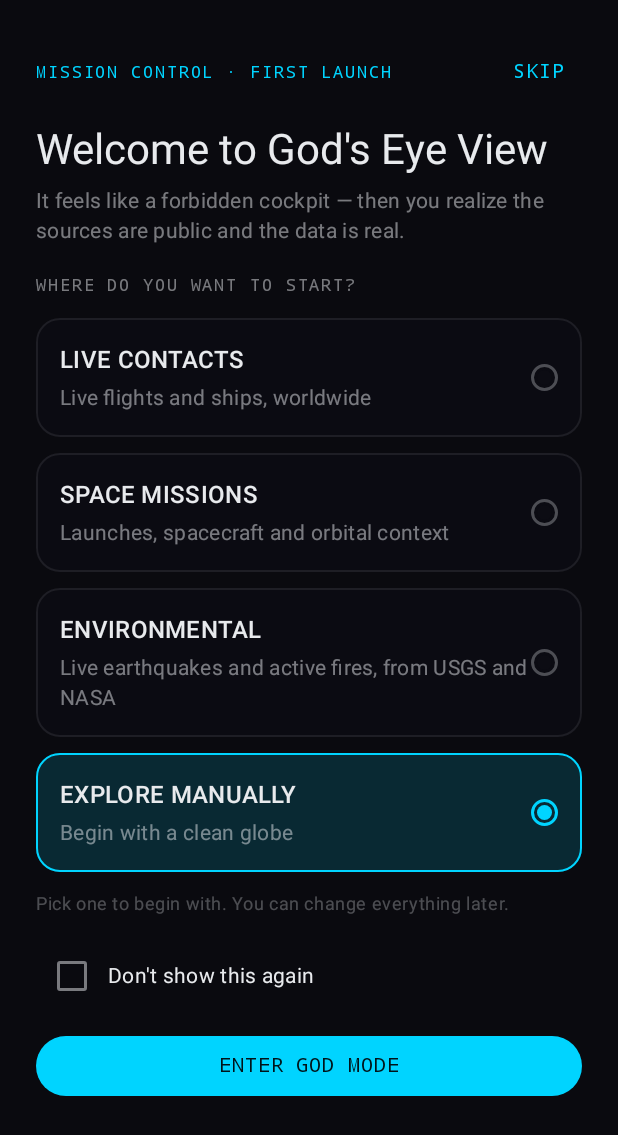
After one commit to brandonmathew/GodsEyeView-Android, an Android app built with Jetpack Compose: the composable MissionPickerScreen shown on its own in the app's theme, on a phone screen of 412 x 824 dp. The commit adds this screen. Shown: the top 1135 px of the screen. Run offline under Robolectric (Android 15) with nearby library versions, the phone set to English and light mode, and no system bars; network calls fail.

Commit message:
feat: first-run mission picker from upstream WelcomeView
Changes:
- New firstrun package: MissionPickerScreen modelled on upstream
  v0.3.0 WelcomeView.vue (MISSION CONTROL · FIRST LAUNCH kicker, the
  original lead line, mission tiles, ENTER GOD MODE, SKIP, Don't show
  this again) with the four missions from plan Q20: Live Contacts,
  Space Missions, Environmental, Explore Manually
- FirstRunStore persists the chosen mission and its layer preset
  (upstream FIRST_RUN_MISSIONS: space-missions -> rocket-launches,
  environmental -> earthquakes + local-firms; live contacts -> flights
  + ais-live-vessels); show policy matches upstream: the picker
  returns each launch until Don't show this again is ticked
- LayerManager.applyPreset enables registered layers in the preset;
  applied at launch and on ENTER, so Stage 2+ layers pick the preset
  up as they register

Refs #10

```diff
--- a/app/src/main/java/com/godseyeview/MainActivity.kt
+++ b/app/src/main/java/com/godseyeview/MainActivity.kt
@@ -180,6 +180,14 @@ private fun GlobeScreen() {
             registry = com.godseyeview.layerapi.LayerRegistry(),
             controller = controller,
         )
+    }
+    /* First-run mission picker (issue #10, Q20): shown until the user
+       ticks "Don't show this again" (upstream's show policy); the chosen
+       mission's layer preset is stored and applied at every launch. */
+    val firstRunStore = remember { com.godseyeview.firstrun.FirstRunStore(context) }
+    var showFirstRun by remember { mutableStateOf(firstRunStore.shouldShow()) }
+    androidx.compose.runtime.LaunchedEffect(Unit) {
+        layerManager.applyPreset(firstRunStore.presetLayerIds())
     }
     /* Stage 5 in-app updater (issue #54, plan Q23): silent check once per
        launch; Settings can re-check manually, and switching the channel
@@ -550,6 +558,20 @@ private fun GlobeScreen() {
                 onBack = { showCredits = false },
             )
         }
+        if (showFirstRun) {
+            com.godseyeview.firstrun.MissionPickerScreen(
+                initialMission = firstRunStore.chosenMission(),
+                onEnter = { mission, suppress ->
+                    firstRunStore.choose(mission, suppress)
+                    layerManager.applyPreset(mission.layerIds)
+                    showFirstRun = false
+                },
+                onSkip = { suppress ->
+                    firstRunStore.dismiss(suppress)
+                    showFirstRun = false
+                },
+            )
+        }
         if (showDiagnostics) {
             val reportText = buildString {
                 append(diagnostics ?: stringResource(R.string.diagnostics_none))
--- /dev/null
+++ b/app/src/main/java/com/godseyeview/firstrun/FirstRunStore.kt
@@ -0,0 +1,58 @@
+package com.godseyeview.firstrun
+
+import android.content.Context
+
+/** First-run missions, from upstream v0.3.0's firstRunExperience.js
+ *  FIRST_RUN_MISSIONS plus the Live Contacts start named in the v2 plan
+ *  (Q20). Each mission is a layer preset: the layer ids it switches on.
+ *  The layers themselves arrive in Stage 2+; the preset is stored now
+ *  and applied to the registry as layers register. */
+enum class Mission(val id: String, val layerIds: List<String>) {
+    LIVE_CONTACTS("live-contacts", listOf("flights", "ais-live-vessels")),
+    SPACE_MISSIONS("space-missions", listOf("rocket-launches")),
+    ENVIRONMENTAL("environmental", listOf("earthquakes", "local-firms")),
+    EXPLORE("explore", emptyList()),
+    ;
+
+    companion object {
+        fun fromId(id: String?): Mission =
+            entries.firstOrNull { it.id == id } ?: EXPLORE
+    }
+}
+
+/** First-run state (Q20). Upstream's show policy (firstRunExperience.js):
+ *  the launcher returns every session until "Don't show this again" is
+ *  ticked. Choosing a mission always persists the choice + its preset;
+ *  only the suppress flag stops the picker coming back. Plain
+ *  SharedPreferences — nothing here is secret. */
+class FirstRunStore(context: Context) {
+    private val prefs = context.getSharedPreferences(PREFS_NAME, Context.MODE_PRIVATE)
+
+    fun shouldShow(): Boolean = !prefs.getBoolean(KEY_SUPPRESSED, false)
+
+    fun chosenMission(): Mission = Mission.fromId(prefs.getString(KEY_MISSION, null))
+
+    fun presetLayerIds(): List<String> = chosenMission().layerIds
+
+    /** ENTER GOD MODE: persist the mission + preset; suppress only when
+     *  the "Don't show this again" box was ticked. */
+    fun choose(mission: Mission, suppress: Boolean) {
+        prefs.edit().apply {
+            putString(KEY_MISSION, mission.id)
+            if (suppress) putBoolean(KEY_SUPPRESSED, true)
+        }.apply()
+    }
+
+    /** SKIP: dismisses for this session; suppresses only when ticked. */
+    fun dismiss(suppress: Boolean) {
+        if (suppress) {
+            prefs.edit().putBoolean(KEY_SUPPRESSED, true).apply()
+        }
+    }
+
+    private companion object {
+        const val PREFS_NAME = "first_run"
+        const val KEY_MISSION = "mission"
+        const val KEY_SUPPRESSED = "suppressed"
+    }
+}
--- /dev/null
+++ b/app/src/main/java/com/godseyeview/firstrun/MissionPickerScreen.kt
@@ -0,0 +1,194 @@
+package com.godseyeview.firstrun
+
+import androidx.compose.foundation.background
+import androidx.compose.foundation.border
+import androidx.compose.foundation.clickable
+import androidx.compose.foundation.layout.Box
+import androidx.compose.foundation.layout.Column
+import androidx.compose.foundation.layout.Row
+import androidx.compose.foundation.layout.Spacer
+import androidx.compose.foundation.layout.fillMaxSize
+import androidx.compose.foundation.layout.fillMaxWidth
+import androidx.compose.foundation.layout.height
+import androidx.compose.foundation.layout.padding
+import androidx.compose.foundation.layout.size
+import androidx.compose.foundation.rememberScrollState
+import androidx.compose.foundation.shape.CircleShape
+import androidx.compose.foundation.shape.RoundedCornerShape
+import androidx.compose.foundation.verticalScroll
+import androidx.compose.material3.Button
+import androidx.compose.material3.Checkbox
+import androidx.compose.material3.MaterialTheme
+import androidx.compose.material3.Text
+import androidx.compose.material3.TextButton
+import androidx.compose.runtime.Composable
+import androidx.compose.runtime.getValue
+import androidx.compose.runtime.mutableStateOf
+import androidx.compose.runtime.remember
+import androidx.compose.runtime.setValue
+import androidx.compose.ui.Alignment
+import androidx.compose.ui.Modifier
+import androidx.compose.ui.res.stringResource
+import androidx.compose.ui.unit.dp
+import com.godseyeview.R
+import com.godseyeview.core.ui.GevColors
+
+/** The first-run mission picker, modelled on upstream v0.3.0's
+ *  WelcomeView.vue (issue #10, Q20/Q23): MISSION CONTROL · FIRST LAUNCH
+ *  kicker, "Welcome to God's Eye View", the original's lead line, the
+ *  mission tiles, ENTER GOD MODE, SKIP, and "Don't show this again".
+ *  Phone adaptation: upstream's three steps (mode / start / tips) are
+ *  folded into one scrollable card — the mode step's Analyst mode is
+ *  "coming soon" upstream and GEV Stories / social links are web
+ *  surfaces, so neither is carried. The four mission tiles are the
+ *  start step, with Live Contacts added per the v2 plan (Q20). */
+@Composable
+fun MissionPickerScreen(
+    initialMission: Mission = Mission.EXPLORE,
+    onEnter: (mission: Mission, suppress: Boolean) -> Unit,
+    onSkip: (suppress: Boolean) -> Unit,
+    modifier: Modifier = Modifier,
+) {
+    var selected by remember { mutableStateOf(initialMission) }
+    var suppress by remember { mutableStateOf(false) }
+    Box(
+        modifier = modifier
+            .fillMaxSize()
+            .background(GevColors.BgDark.copy(alpha = 0.94f)),
+    ) {
+        Column(
+            modifier = Modifier
+                .fillMaxSize()
+                .verticalScroll(rememberScrollState())
+                .padding(24.dp),
+        ) {
+            Row(verticalAlignment = Alignment.CenterVertically) {
+                Text(
+                    text = stringResource(R.string.firstrun_kicker),
+                    style = MaterialTheme.typography.labelMedium,
+                    color = GevColors.Accent,
+                    modifier = Modifier.weight(1f),
+                )
+                TextButton(onClick = { onSkip(suppress) }) {
+                    Text(stringResource(R.string.firstrun_skip))
+                }
+            }
+            Spacer(Modifier.height(10.dp))
+            Text(
+                text = stringResource(R.string.firstrun_title),
+                style = MaterialTheme.typography.headlineMedium,
+            )
+            Spacer(Modifier.height(6.dp))
+            Text(
+                text = stringResource(R.string.firstrun_lead),
+                style = MaterialTheme.typography.bodyMedium,
+                color = MaterialTheme.colorScheme.onSurfaceVariant,
+            )
+            Spacer(Modifier.height(20.dp))
+            Text(
+                text = stringResource(R.string.firstrun_start_heading),
+                style = MaterialTheme.typography.labelMedium,
+                color = GevColors.TextSecondary,
+            )
+            Spacer(Modifier.height(10.dp))
+            MissionTile(
+                title = stringResource(R.string.firstrun_live_title),
+                sub = stringResource(R.string.firstrun_live_sub),
+                selected = selected == Mission.LIVE_CONTACTS,
+                onClick = { selected = Mission.LIVE_CONTACTS },
+            )
+            MissionTile(
+                title = stringResource(R.string.firstrun_space_title),
+                sub = stringResource(R.string.firstrun_space_sub),
+                selected = selected == Mission.SPACE_MISSIONS,
+                onClick = { selected = Mission.SPACE_MISSIONS },
+            )
+            MissionTile(
+                title = stringResource(R.string.firstrun_environmental_title),
+                sub = stringResource(R.string.firstrun_environmental_sub),
+                selected = selected == Mission.ENVIRONMENTAL,
+                onClick = { selected = Mission.ENVIRONMENTAL },
+            )
+            MissionTile(
+                title = stringResource(R.string.firstrun_explore_title),
+                sub = stringResource(R.string.firstrun_explore_sub),
+                selected = selected == Mission.EXPLORE,
+                onClick = { selected = Mission.EXPLORE },
+            )
+            Spacer(Modifier.height(8.dp))
+            Text(
+                text = stringResource(R.string.firstrun_change_later),
+                style = MaterialTheme.typography.bodySmall,
+                color = GevColors.TextDim,
+            )
+            Spacer(Modifier.height(16.dp))
+            Row(
+                verticalAlignment = Alignment.CenterVertically,
+                modifier = Modifier.clickable { suppress = !suppress },
+            ) {
+                Checkbox(checked = suppress, onCheckedChange = { suppress = it })
+                Text(
+                    text = stringResource(R.string.firstrun_suppress),
+                    style = MaterialTheme.typography.bodyMedium,
+                )
+            }
+            Spacer(Modifier.height(12.dp))
+            Button(
+                onClick = { onEnter(selected, suppress) },
+                modifier = Modifier.fillMaxWidth(),
+            ) {
+                Text(stringResource(R.string.firstrun_enter))
+            }
+        }
+    }
+}
+
+@Composable
+private fun MissionTile(
+    title: String,
+    sub: String,
+    selected: Boolean,
+    onClick: () -> Unit,
+) {
+    Row(
+        verticalAlignment = Alignment.CenterVertically,
+        modifier = Modifier
+            .fillMaxWidth()
+            .padding(vertical = 5.dp)
+            .background(
+                if (selected) GevColors.AccentDim else GevColors.Glass,
+                RoundedCornerShape(16.dp),
+            )
+            .border(
+                1.dp,
+                if (selected) GevColors.Accent else GevColors.GlassBorder,
+                RoundedCornerShape(16.dp),
+            )
+            .clickable(onClick = onClick)
+            .padding(16.dp),
+    ) {
+        Column(modifier = Modifier.weight(1f)) {
+            Text(text = title, style = MaterialTheme.typography.titleMedium)
+            Spacer(Modifier.height(3.dp))
+            Text(
+                text = sub,
+                style = MaterialTheme.typography.bodyMedium,
+                color = MaterialTheme.colorScheme.onSurfaceVariant,
+            )
+        }
+        Box(
+            modifier = Modifier
+                .size(18.dp)
+                .border(
+                    2.dp,
+                    if (selected) GevColors.Accent else GevColors.TextDim,
+                    CircleShape,
+                )
+                .padding(4.dp)
+                .background(
+                    if (selected) GevColors.Accent else GevColors.Glass,
+                    CircleShape,
+                ),
+        )
+    }
+}
--- a/app/src/main/java/com/godseyeview/layers/LayerManager.kt
+++ b/app/src/main/java/com/godseyeview/layers/LayerManager.kt
@@ -45,6 +45,18 @@ class LayerManager(
     @Volatile private var paused = false
 
     fun isEnabled(layerId: String): Boolean = enabled[layerId] == true
+
+    /** First-run mission preset (issue #10): enable every registered
+     *  layer whose id is in the preset. Ids with no registered layer yet
+     *  are simply not matched — the stored preset is re-applied at every
+     *  launch, so layers pick it up as they register in later stages. */
+    fun applyPreset(layerIds: Collection<String>) {
+        for (layer in registry.all()) {
+            if (layer.id in layerIds && !isEnabled(layer.id)) {
+                setEnabled(layer, true)
+            }
+        }
+    }
 
     fun setEnabled(layer: Layer, on: Boolean) {
         enabled[layer.id] = on
--- a/app/src/main/res/values/strings.xml
+++ b/app/src/main/res/values/strings.xml
@@ -166,4 +166,21 @@
     <string name="credit_bhote_terms">Flood imagery licensed CC BY-NC 4.0 — non-commercial use only, attribution required.</string>
     <string name="credit_datacenters_name">Datacenters and dams data</string>
     <string name="credit_datacenters_terms">Compiled from OpenStreetMap data © OpenStreetMap contributors, available under the Open Database License (ODbL).</string>
+    <!-- First-run mission picker (issue #10), from upstream WelcomeView.vue. -->
+    <string name="firstrun_kicker">MISSION CONTROL · FIRST LAUNCH</string>
+    <string name="firstrun_title">Welcome to God\'s Eye View</string>
+    <string name="firstrun_lead">It feels like a forbidden cockpit — then you realize the sources are public and the data is real.</string>
+    <string name="firstrun_start_heading">WHERE DO YOU WANT TO START?</string>
+    <string name="firstrun_live_title">LIVE CONTACTS</string>
+    <string name="firstrun_live_sub">Live flights and ships, worldwide</string>
+    <string name="firstrun_space_title">SPACE MISSIONS</string>
+    <string name="firstrun_space_sub">Launches, spacecraft and orbital context</string>
+    <string name="firstrun_environmental_title">ENVIRONMENTAL</string>
+    <string name="firstrun_environmental_sub">Live earthquakes and active fires, from USGS and NASA</string>
+    <string name="firstrun_explore_title">EXPLORE MANUALLY</string>
+    <string name="firstrun_explore_sub">Begin with a clean globe</string>
+    <string name="firstrun_change_later">Pick one to begin with. You can change everything later.</string>
+    <string name="firstrun_suppress">Don\'t show this again</string>
+    <string name="firstrun_enter">ENTER GOD MODE</string>
+    <string name="firstrun_skip">SKIP</string>
 </resources>
```
